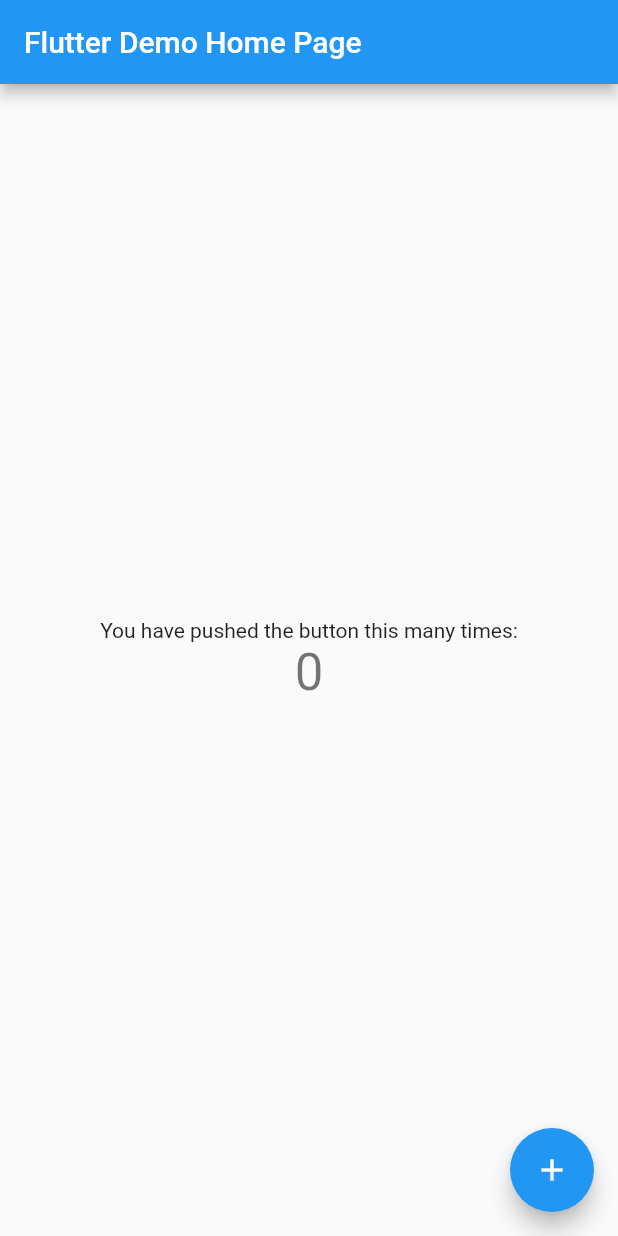
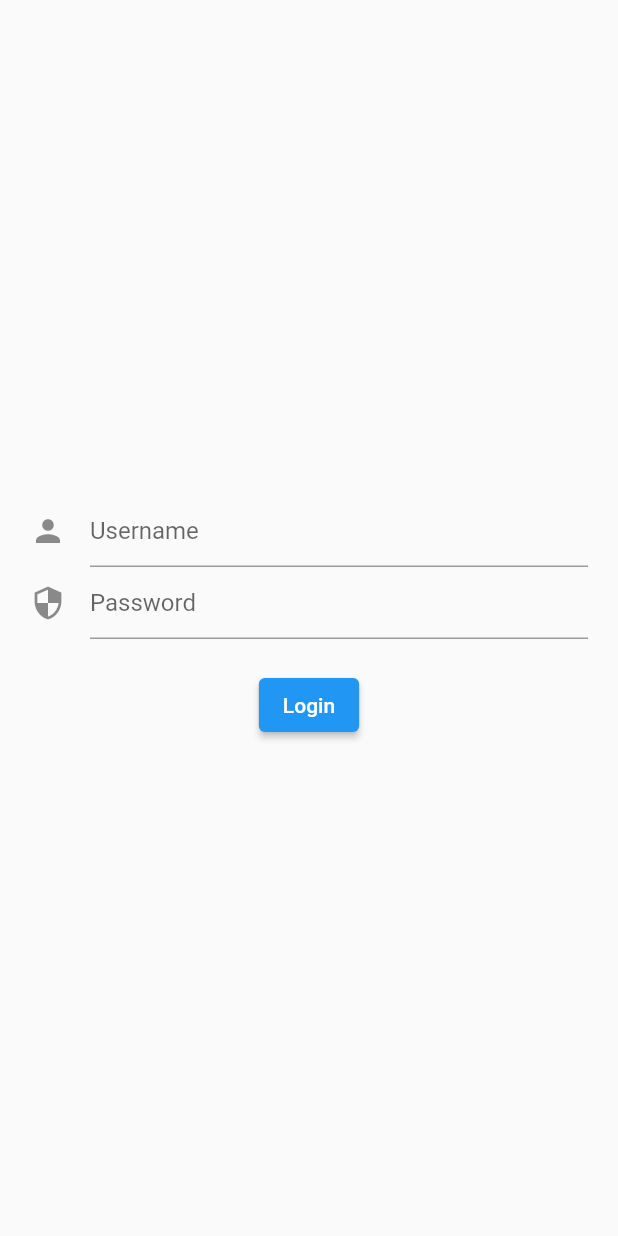
Before and after one commit to arc-arnob/hotel-ui-river-pod, a Flutter app: the screen it shows after launch, on a phone screen of 412 x 824 dp. Run offline on Flutter 3.47's test engine with Material 2 defaults, Android fonts, the light colour scheme and no system bars; our stand-ins replace equatable, flutter_bloc.

Commit message:
Project setup with bloc and login UI

```diff
--- /dev/null
+++ b/lib/auth_repository.dart
@@ -0,0 +1,8 @@
+class AuthRepository {
+  Future<void> login() async {
+    print('attempting login');
+    await Future.delayed(Duration(seconds: 3));
+    print('logged in');
+    throw Exception('failed log in');
+  }
+}
--- /dev/null
+++ b/lib/controller/bloc/login_event.dart
@@ -0,0 +1,19 @@
+part of 'login_bloc.dart';
+
+@immutable
+abstract class LoginEvent extends Equatable {
+  @override
+  List<Object> get props => [];
+}
+
+class LoginUsernameChanged extends LoginEvent {
+  final String username;
+  LoginUsernameChanged(this.username);
+}
+
+class LoginPasswordChanged extends LoginEvent {
+  final String password;
+  LoginPasswordChanged(this.password);
+}
+
+class LoginSubmitted extends LoginEvent {}
--- /dev/null
+++ b/lib/controller/bloc/login_state.dart
@@ -0,0 +1,31 @@
+part of 'login_bloc.dart';
+
+class LoginState extends Equatable {
+  final String username;
+  bool get isValidUsername => username.length > 3;
+  final String password;
+  bool get validPassword => password.length > 6;
+
+  final FormSubmissionStatus formStatus;
+  const LoginState({
+    this.username = '',
+    this.password = '',
+    this.formStatus = const InitialFormStatus(),
+  });
+
+  LoginState copyWith({
+    String? username,
+    String? password,
+    FormSubmissionStatus? formStatus,
+  }) {
+    return LoginState(
+        username: this.username,
+        password: this.password,
+        formStatus: this.formStatus);
+  }
+
+  @override
+  List<Object> get props => [];
+}
+
+class LoginInitial extends LoginState {}
--- /dev/null
+++ b/lib/login_view.dart
@@ -0,0 +1,57 @@
+import 'package:flutter/material.dart';
+
+class LoginView extends StatelessWidget {
+  final _formKey = GlobalKey<FormState>();
+
+  LoginView({super.key});
+
+  @override
+  Widget build(BuildContext context) {
+    return Scaffold(
+      body: _loginForm(),
+    );
+  }
+
+  Widget _loginForm() {
+    return Form(
+      key: _formKey,
+      child: Padding(
+        padding: const EdgeInsets.symmetric(horizontal: 20),
+        child: Center(
+          child: Column(
+            mainAxisAlignment: MainAxisAlignment.center,
+            children: [
+              _usernameField(),
+              _passwordField(),
+              const SizedBox(
+                height: 20,
+              ),
+              _loginButton(),
+            ],
+          ),
+        ),
+      ),
+    );
+  }
+
+  Widget _passwordField() {
+    return TextFormField(
+      obscureText: true,
+      decoration: const InputDecoration(
+          icon: Icon(Icons.security), hintText: 'Password'),
+      validator: (value) => null,
+    );
+  }
+
+  Widget _usernameField() {
+    return TextFormField(
+      decoration:
+          const InputDecoration(icon: Icon(Icons.person), hintText: 'Username'),
+      validator: (value) => null,
+    );
+  }
+
+  Widget _loginButton() {
+    return ElevatedButton(onPressed: () {}, child: const Text('Login'));
+  }
+}
--- a/lib/main.dart
+++ b/lib/main.dart
@@ -1,4 +1,8 @@
 import 'package:flutter/material.dart';
+import 'package:flutter_bloc/flutter_bloc.dart';
+
+import 'auth_repository.dart';
+import 'login_view.dart';
 
 void main() {
   runApp(const MyApp());
@@ -13,103 +17,12 @@
     return MaterialApp(
       title: 'Flutter Demo',
       theme: ThemeData(
-        // This is the theme of your application.
-        //
-        // Try running your application with "flutter run". You'll see the
-        // application has a blue toolbar. Then, without quitting the app, try
-        // changing the primarySwatch below to Colors.green and then invoke
-        // "hot reload" (press "r" in the console where you ran "flutter run",
-        // or simply save your changes to "hot reload" in a Flutter IDE).
-        // Notice that the counter didn't reset back to zero; the application
-        // is not restarted.
         primarySwatch: Colors.blue,
       ),
-      home: const MyHomePage(title: 'Flutter Demo Home Page'),
+      home: RepositoryProvider(
+        create: (context) => AuthRepository(),
+        child: LoginView(),
+      ),
     );
   }
 }
-
-class MyHomePage extends StatefulWidget {
-  const MyHomePage({super.key, required this.title});
-
-  // This widget is the home page of your application. It is stateful, meaning
-  // that it has a State object (defined below) that contains fields that affect
-  // how it looks.
-
-  // This class is the configuration for the state. It holds the values (in this
-  // case the title) provided by the parent (in this case the App widget) and
-  // used by the build method of the State. Fields in a Widget subclass are
-  // always marked "final".
-
-  final String title;
-
-  @override
-  State<MyHomePage> createState() => _MyHomePageState();
-}
-
-class _MyHomePageState extends State<MyHomePage> {
-  int _counter = 0;
-
-  void _incrementCounter() {
-    setState(() {
-      // This call to setState tells the Flutter framework that something has
-      // changed in this State, which causes it to rerun the build method below
-      // so that the display can reflect the updated values. If we changed
-      // _counter without calling setState(), then the build method would not be
-      // called again, and so nothing would appear to happen.
-      _counter++;
-    });
-  }
-
-  @override
-  Widget build(BuildContext context) {
-    // This method is rerun every time setState is called, for instance as done
-    // by the _incrementCounter method above.
-    //
-    // The Flutter framework has been optimized to make rerunning build methods
-    // fast, so that you can just rebuild anything that needs updating rather
-    // than having to individually change instances of widgets.
-    return Scaffold(
-      appBar: AppBar(
-        // Here we take the value from the MyHomePage object that was created by
-        // the App.build method, and use it to set our appbar title.
-        title: Text(widget.title),
-      ),
-      body: Center(
-        // Center is a layout widget. It takes a single child and positions it
-        // in the middle of the parent.
-        child: Column(
-          // Column is also a layout widget. It takes a list of children and
-          // arranges them vertically. By default, it sizes itself to fit its
-          // children horizontally, and tries to be as tall as its parent.
-          //
-          // Invoke "debug painting" (press "p" in the console, choose the
-          // "Toggle Debug Paint" action from the Flutter Inspector in Android
-          // Studio, or the "Toggle Debug Paint" command in Visual Studio Code)
-          // to see the wireframe for each widget.
-          //
-          // Column has various properties to control how it sizes itself and
-          // how it positions its children. Here we use mainAxisAlignment to
-          // center the children vertically; the main axis here is the vertical
-          // axis because Columns are vertical (the cross axis would be
-          // horizontal).
-          mainAxisAlignment: MainAxisAlignment.center,
-          children: <Widget>[
-            const Text(
-              'You have pushed the button this many times:',
-            ),
-            Text(
-              '$_counter',
-              style: Theme.of(context).textTheme.headlineMedium,
-            ),
-          ],
-        ),
-      ),
-      floatingActionButton: FloatingActionButton(
-        onPressed: _incrementCounter,
-        tooltip: 'Increment',
-        child: const Icon(Icons.add),
-      ), // This trailing comma makes auto-formatting nicer for build methods.
-    );
-  }
-}
```
Also changed, not shown: lib/controller/bloc/login_bloc.dart (added, +38 -0 lines), lib/form_submission_status.dart (added, +21 -0 lines), pubspec.yaml (+5 -68 lines).
